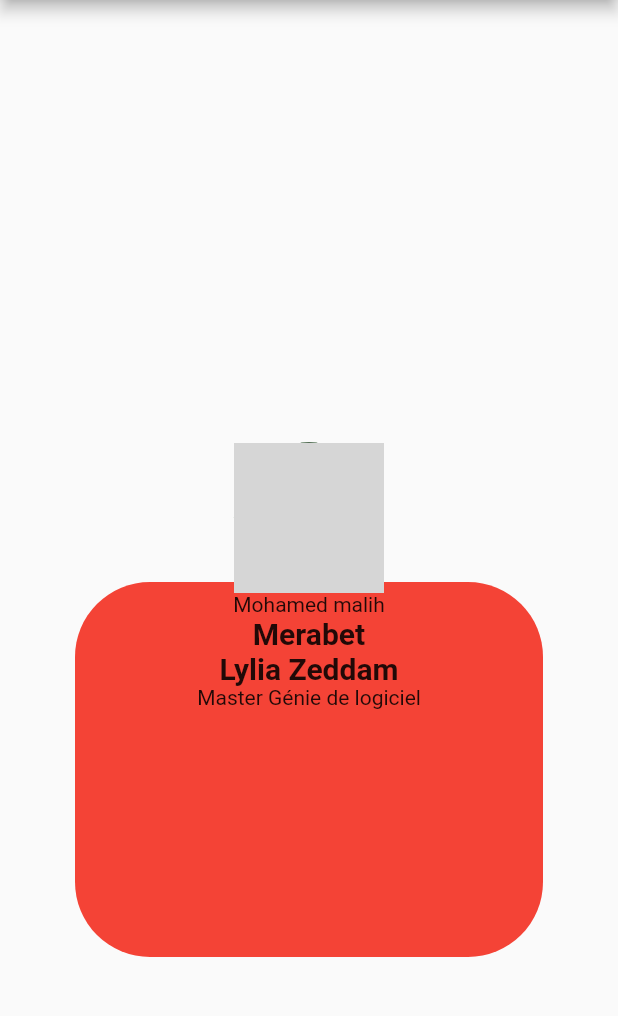
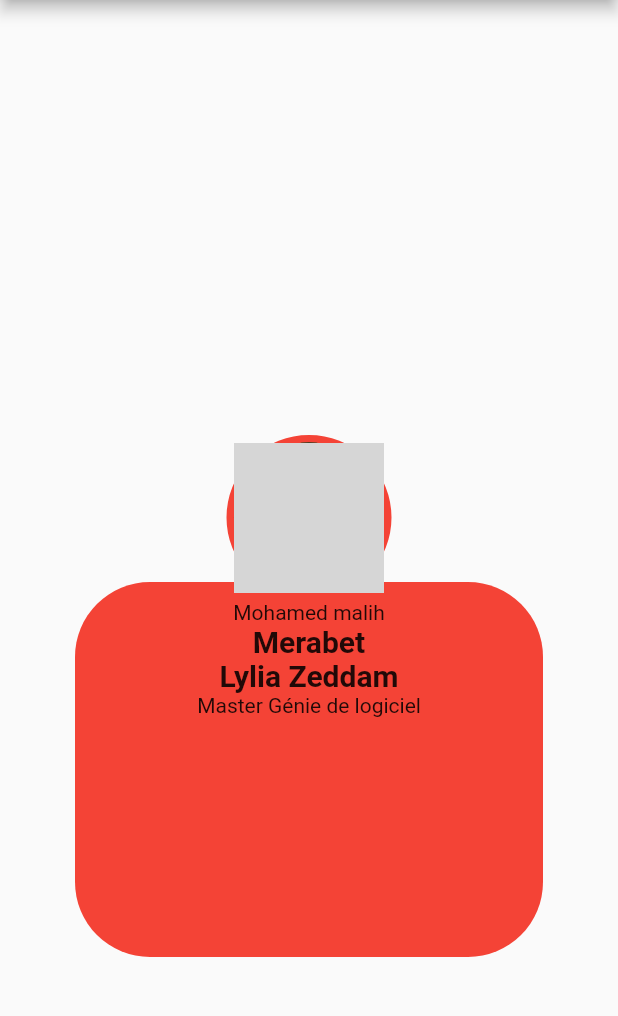
Before and after one commit to merabetmalih/Card-profile, a Flutter app: the screen it shows after launch, on a phone screen of 412 x 824 dp, the part 84-1100 px from its top. Run offline on Flutter 3.47's test engine with Material 2 defaults, Android fonts, the phone set to English and light mode, and no system bars; network calls fail; grey boxes are pictures that could not be loaded.

Commit message:
first commit

```diff
--- a/lib/home.dart
+++ b/lib/home.dart
@@ -36,6 +36,10 @@ class ProfileHomePage extends StatelessWidget {
                   Container(
                     decoration: BoxDecoration(
                         color: Colors.green,
+                        border: Border.all(
+                          width: 5,
+                          color: Colors.red,
+                        ),
                         borderRadius: BorderRadius.circular(70)),
                     child: CircleAvatar(
                       backgroundImage: NetworkImage(
```
